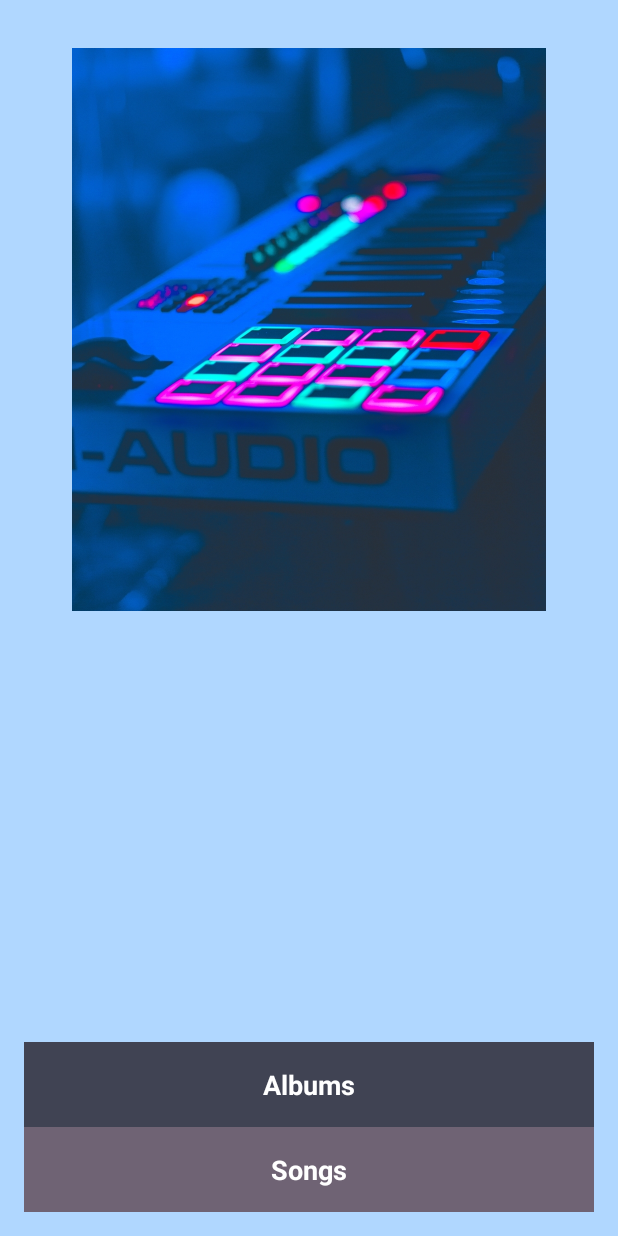
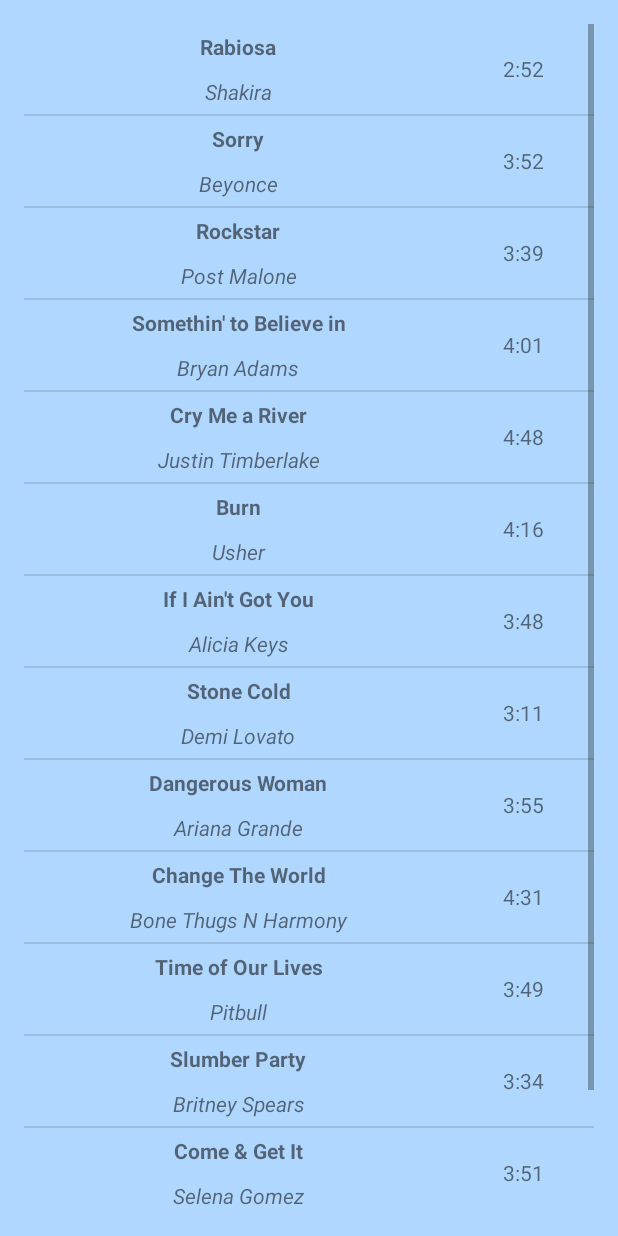
Before and after one commit to JCovarrubias7/MusicAppUdacity, an Android app: the screen it shows after launch (MainActivity before the commit, SongsActivity after it), after a tap on "Songs", on a phone screen of 412 x 824 dp. Run offline under Robolectric (Android 15) with nearby library versions, the phone set to English and light mode, and no system bars.

Commit message:
initial commit

```diff
--- /dev/null
+++ b/app/src/main/java/com/example/android/musicappudacity/SongAdapter.java
@@ -0,0 +1,57 @@
+package com.example.android.musicappudacity;
+
+import android.app.Activity;
+import android.support.annotation.NonNull;
+import android.view.LayoutInflater;
+import android.view.View;
+import android.view.ViewGroup;
+import android.widget.ArrayAdapter;
+import android.widget.TextView;
+
+import java.util.ArrayList;
+
+public class SongAdapter extends ArrayAdapter<CompositionClass> {
+    public SongAdapter(Activity context, ArrayList<CompositionClass> albums) {
+        // Here, we initialize the ArrayAdapter's internal storage for the context and the list.
+        // the second argument is used when the ArrayAdapter is populating a single TextView.
+        // Because this is a custom adapter for two TextViews and an ImageView, the adapter is not
+        // going to use this second argument, so it can be any value. Here, we used 0.
+        super(context, 0, albums);
+    }
+
+    @NonNull
+    @Override
+    public View getView(int position, View convertView, ViewGroup parent) {
+        // Check if the existing view is being reused, otherwise inflate the view
+        View listItemView = convertView;
+        if(listItemView == null) {
+            listItemView = LayoutInflater.from(getContext()).inflate(
+                    R.layout.adapter_view_songs_layout, parent, false);
+        }
+
+        // Get the {@link AndroidFlavor} object located at this position in the list
+        CompositionClass currentAlbum = getItem(position);
+
+        // Find the TextView in the list_item.xml layout with the ID version_number
+        TextView songTextView = (TextView) listItemView.findViewById(R.id.song_text_view);
+        // Get the version number from the current AndroidFlavor object and
+        // set this text on the number TextView
+        songTextView.setText(currentAlbum.getSong());
+
+        // Find the TextView in the list_item.xml layout with the ID version_number
+        TextView artistTextView = (TextView) listItemView.findViewById(R.id.artist_text_view);
+        // Get the version number from the current AndroidFlavor object and
+        // set this text on the number TextView
+        artistTextView.setText(currentAlbum.getArtist());
+
+        // Find the TextView in the list_item.xml layout with the ID version_number
+        TextView songLengthTextView = (TextView) listItemView.findViewById(R.id.length_of_song_text_view);
+        // Get the version number from the current AndroidFlavor object and
+        // set this text on the number TextView
+        songLengthTextView.setText(currentAlbum.getSongLength());
+
+        // Return the whole list item layout (containing 2 TextViews and an ImageView)
+        // so that it can be shown in the ListView
+        return listItemView;
+    }
+}
--- a/app/src/main/java/com/example/android/musicappudacity/SongsActivity.java
+++ b/app/src/main/java/com/example/android/musicappudacity/SongsActivity.java
@@ -1,4 +1,43 @@
 package com.example.android.musicappudacity;
 
-public class SongsActivity {
+import android.os.Bundle;
+import android.support.v7.app.AppCompatActivity;
+import android.widget.Adapter;
+import android.widget.ListView;
+
+import java.util.ArrayList;
+
+public class SongsActivity extends AppCompatActivity {
+
+    @Override
+    protected void onCreate(Bundle savedInstanceState) {
+        super.onCreate(savedInstanceState);
+        setContentView(R.layout.item_list);
+
+        // Create an array of English words
+        ArrayList<CompositionClass> music = new ArrayList<>();
+        music.add(new CompositionClass("Shakira", "Sale el Sol", "46:04", 15, "Rabiosa", "2:52"));
+        music.add(new CompositionClass("Beyonce", "Lemonade", "45:42", 12, "Sorry", "3:52"));
+        music.add(new CompositionClass("Post Malone", "Beerbongs & Bentleys", "64:26", 18, "Rockstar", "3:39"));
+        music.add(new CompositionClass("Bryan Adams", "11", "47:12", 11, "Somethin' to Believe in", "4:01"));
+        music.add(new CompositionClass("Justin Timberlake", "Justified", "63:15", 13, "Cry Me a River", "4:48"));
+        music.add(new CompositionClass("Usher", "Confessions", "60:30", 17, "Burn", "4:16"));
+        music.add(new CompositionClass("Alicia Keys", "The Diary of Alicia Keys", "57:45", 15, "If I Ain't Got You", "3:48"));
+        music.add(new CompositionClass("Demi Lovato", "Confident", "38:59", 11, "Stone Cold", "3:11"));
+        music.add(new CompositionClass("Ariana Grande", "Dangerous Woman", "39:31", 11, "Dangerous Woman", "3:55"));
+        music.add(new CompositionClass("Bone Thugs N Harmony", "BTNHResurrection", "75:53", 16, "Change The World", "4:31"));
+        music.add(new CompositionClass("Pitbull", "Globalization", "38:48", 11, "Time of Our Lives", "3:49"));
+        music.add(new CompositionClass("Britney Spears", "Glory", "41:26", 12, "Slumber Party", "3:34"));
+        music.add(new CompositionClass("Selena Gomez", "Stars Dance", "38:59", 11, "Come & Get It", "3:51"));
+        music.add(new CompositionClass("Predro Fernandez", "Aventurero", "43:56", 12, "Yo Soy El Aventurero", "3;00"));
+        music.add(new CompositionClass("Joan Sebastian", "Mas Alla Del Sol", "35:28", 12, "Eso Y Mas", "2:39"));
+
+
+        SongAdapter adapter = new SongAdapter(this, music);
+
+        ListView listView = (ListView) findViewById(R.id.list);
+
+        listView.setAdapter(adapter);
+
+    }
 }
```
